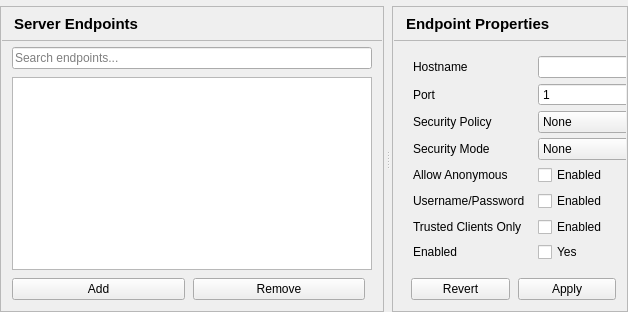
Before: the Qt Designer form src/ui/pages/endpointspage.ui in sanny32/OpenUaSim, drawn with Qt 5.
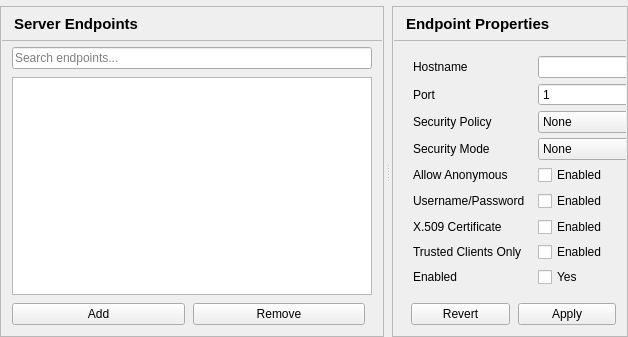
After: the same form once the commit is applied. Custom widgets are drawn as their Qt base class.

Commit message:
Accept X.509 user certificates on endpoints
Endpoints get an X.509 Certificate option. When any enabled endpoint
accepts it, the server maps a user certificate to the certificate's
common name; open62541 checks it against the trust list, so Trusted
Clients Only also requires a trusted user certificate. Sessions opened
this way report the Certificate user identity.

Drop the tooltips of the Username/Password and X.509 Certificate
options.

The edit to the form file:
```diff
--- a/src/ui/pages/endpointspage.ui
+++ b/src/ui/pages/endpointspage.ui
@@ -496,13 +496,27 @@
                </layout>
               </item>
               <item row="6" column="0">
+               <widget class="ElidedLabel" name="userCertificateLabel">
+                <property name="text">
+                 <string>X.509 Certificate</string>
+                </property>
+               </widget>
+              </item>
+              <item row="6" column="1">
+               <widget class="QCheckBox" name="userCertificateCheck">
+                <property name="text">
+                 <string>Enabled</string>
+                </property>
+               </widget>
+              </item>
+              <item row="7" column="0">
                <widget class="ElidedLabel" name="trustedClientsOnlyLabel">
                 <property name="text">
                  <string>Trusted Clients Only</string>
                 </property>
                </widget>
               </item>
-              <item row="6" column="1">
+              <item row="7" column="1">
                <widget class="QCheckBox" name="trustedClientsOnlyCheck">
                 <property name="toolTip">
                  <string>Reject clients whose certificate is not trusted; they are listed under Rejected Certificates. Applies to every endpoint of the server.</string>
@@ -512,14 +526,14 @@
                 </property>
                </widget>
               </item>
-              <item row="7" column="0">
+              <item row="8" column="0">
                <widget class="ElidedLabel" name="enabledLabel">
                 <property name="text">
                  <string>Enabled</string>
                 </property>
                </widget>
               </item>
-              <item row="7" column="1">
+              <item row="8" column="1">
                <widget class="QCheckBox" name="enabledCheck">
                 <property name="text">
                  <string>Yes</string>
```
Left out of the diff: 3 changed lines with no effect on the pictures. The commit also changes 14 other files.
